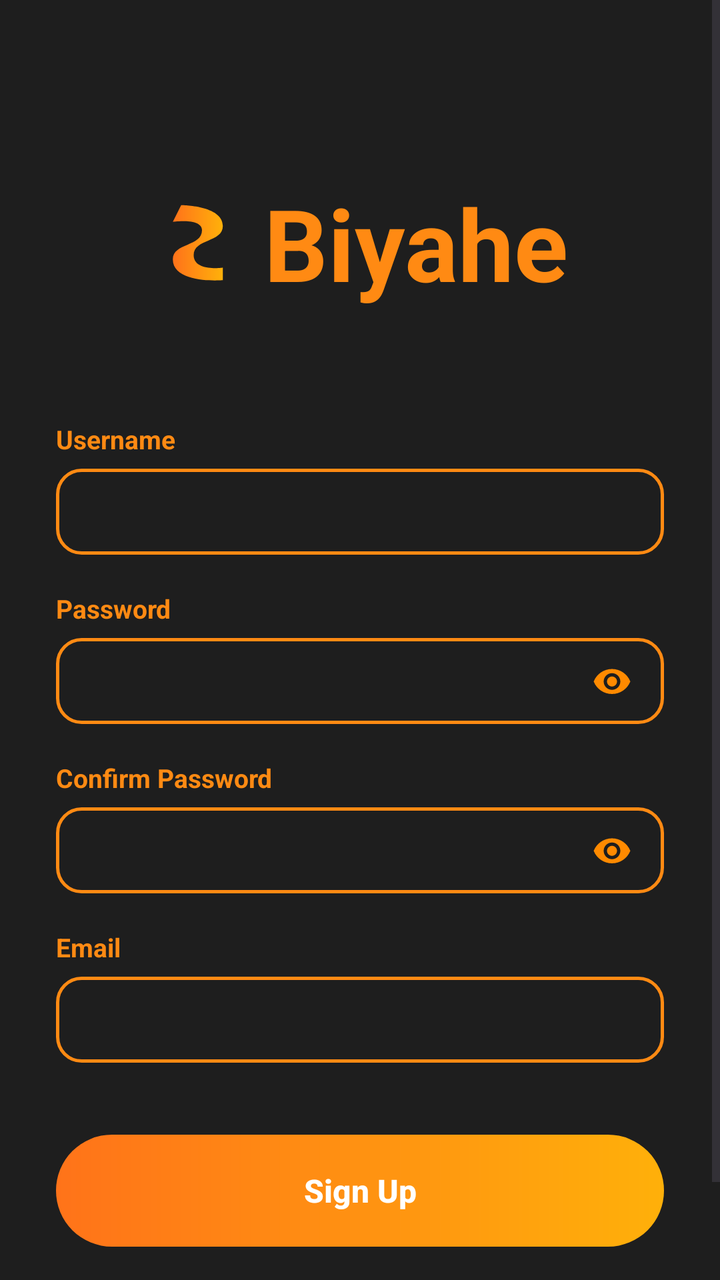
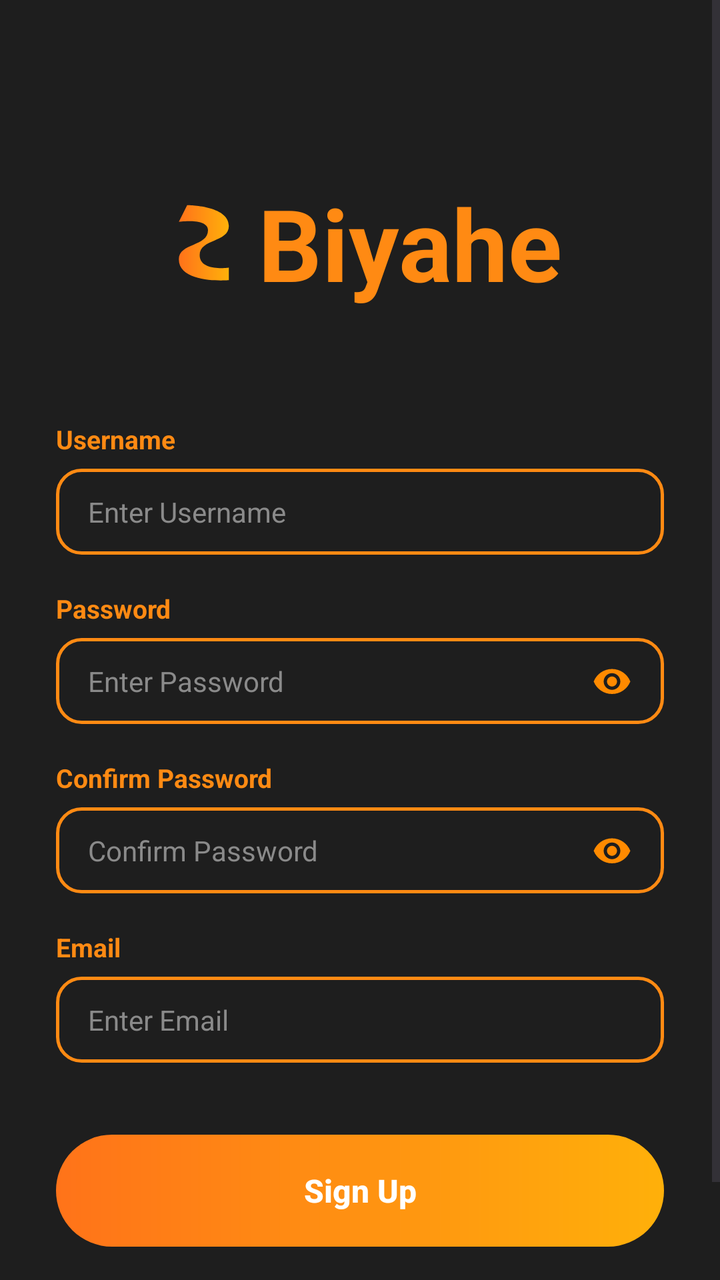

Two renders of the same Android screen: before a commit and after it. Below are the layout's source before the change and the commit's diff.
<!-- AndroidManifest.xml: application theme Theme.Biyahe -->
<!-- res/layout/activity_signup.xml -->
<?xml version="1.0" encoding="utf-8"?>
<ScrollView xmlns:android="http://schemas.android.com/apk/res/android"
    xmlns:app="http://schemas.android.com/apk/res-auto"
    android:layout_width="match_parent"
    android:layout_height="match_parent"
    android:background="@color/background_dark"
    android:fillViewport="true">

    <LinearLayout
        android:layout_width="match_parent"
        android:layout_height="wrap_content"
        android:orientation="vertical"
        android:paddingStart="28dp"
        android:paddingEnd="28dp"
        android:paddingTop="48dp"
        android:paddingBottom="24dp">

        
        <LinearLayout
            android:layout_width="wrap_content"
            android:layout_height="wrap_content"
            android:layout_gravity="center_horizontal"
            android:orientation="horizontal"
            android:gravity="center_vertical"
            android:layout_marginTop="40dp"
            android:layout_marginBottom="56dp">

            <ImageView
                android:layout_width="50dp"
                android:layout_height="50dp"
                android:src="@drawable/ic_logo_swirl"
                android:contentDescription="@null" />

            <TextView
                android:layout_width="wrap_content"
                android:layout_height="wrap_content"
                android:layout_marginStart="6dp"
                android:text="Biyahe"
                android:textColor="@color/orange_primary"
                android:textSize="50sp"
                android:textStyle="bold" />
        </LinearLayout>

        
        <TextView
            android:layout_width="wrap_content"
            android:layout_height="wrap_content"
            android:text="Username"
            android:textColor="@color/orange_primary"
            android:textSize="13sp"
            android:textStyle="bold"
            android:layout_marginBottom="6dp" />

        <EditText
            android:layout_width="match_parent"
            android:layout_height="wrap_content"
            android:background="@drawable/bg_edittext"
            android:textColor="@color/text_white"
            android:textColorHint="@color/hint_gray"
            android:textSize="14sp"
            android:inputType="text"
            android:layout_marginBottom="18dp" />

        
        <TextView
            android:layout_width="wrap_content"
            android:layout_height="wrap_content"
            android:text="Password"
            android:textColor="@color/orange_primary"
            android:textSize="13sp"
            android:textStyle="bold"
            android:layout_marginBottom="6dp" />

        <FrameLayout
            android:layout_width="match_parent"
            android:layout_height="wrap_content"
            android:layout_marginBottom="18dp">

            <EditText
                android:layout_width="match_parent"
                android:layout_height="wrap_content"
                android:background="@drawable/bg_edittext"
                android:textColor="@color/text_white"
                android:textColorHint="@color/hint_gray"
                android:textSize="14sp"
                android:inputType="textPassword"
                android:paddingEnd="44dp" />

            <ImageView
                android:layout_width="20dp"
                android:layout_height="20dp"
                android:layout_gravity="end|center_vertical"
                android:layout_marginEnd="16dp"
                android:src="@drawable/ic_eye"
                android:contentDescription="@null" />
        </FrameLayout>

        
        <TextView
            android:layout_width="wrap_content"
            android:layout_height="wrap_content"
            android:text="Confirm Password"
            android:textColor="@color/orange_primary"
            android:textSize="13sp"
            android:textStyle="bold"
            android:layout_marginBottom="6dp" />

        <FrameLayout
            android:layout_width="match_parent"
            android:layout_height="wrap_content"
            android:layout_marginBottom="18dp">

            <EditText
                android:layout_width="match_parent"
                android:layout_height="wrap_content"
                android:background="@drawable/bg_edittext"
                android:textColor="@color/text_white"
                android:textColorHint="@color/hint_gray"
                android:textSize="14sp"
                android:inputType="textPassword"
                android:paddingEnd="44dp" />

            <ImageView
                android:layout_width="20dp"
                android:layout_height="20dp"
                android:layout_gravity="end|center_vertical"
                android:layout_marginEnd="16dp"
                android:src="@drawable/ic_eye"
                android:contentDescription="@null" />
        </FrameLayout>

        
        <TextView
            android:layout_width="wrap_content"
            android:layout_height="wrap_content"
            android:text="Email"
            android:textColor="@color/orange_primary"
            android:textSize="13sp"
            android:textStyle="bold"
            android:layout_marginBottom="6dp" />

        <EditText
            android:layout_width="match_parent"
            android:layout_height="wrap_content"
            android:background="@drawable/bg_edittext"
            android:textColor="@color/text_white"
            android:textColorHint="@color/hint_gray"
            android:textSize="14sp"
            android:inputType="textEmailAddress"
            android:layout_marginBottom="36dp" />

        
        <androidx.appcompat.widget.AppCompatButton
            android:id="@+id/btnSignUp"
            android:layout_width="match_parent"
            android:layout_height="56dp"
            android:text="Sign Up"
            android:textColor="@color/text_white"
            android:textSize="16sp"
            android:textStyle="bold"
            android:textAllCaps="false"
            android:background="@drawable/bg_button_gradient"
            android:elevation="0dp"
            android:stateListAnimator="@null"
            android:layout_marginBottom="28dp" />

        
        <LinearLayout
            android:layout_width="wrap_content"
            android:layout_height="wrap_content"
            android:layout_gravity="center_horizontal"
            android:orientation="horizontal">

            <TextView
                android:layout_width="wrap_content"
                android:layout_height="wrap_content"
                android:text="Already have an account? "
                android:textColor="@color/text_gray"
                android:textSize="13sp" />

            <TextView
                android:id="@+id/tvLogin"
                android:layout_width="wrap_content"
                android:layout_height="wrap_content"
                android:text="Login"
                android:textColor="@color/orange_primary"
                android:textSize="13sp"
                android:textStyle="bold" />
        </LinearLayout>

    </LinearLayout>
</ScrollView>
<!-- resources referenced by this layout -->
<resources>
  <color name="background_dark">#1E1E1E</color>
  <color name="hint_gray">#8A8A8A</color>
  <color name="orange_primary">#FF8A13</color>
  <color name="text_gray">#9E9E9E</color>
  <color name="text_white">#FFFFFF</color>
  <!-- drawable bg_button_gradient (drawable) -->
  <?xml version="1.0" encoding="utf-8"?>
  <shape xmlns:android="http://schemas.android.com/apk/res/android"
      android:shape="rectangle">
      <corners android:radius="28dp" />
      <gradient
          android:type="linear"
          android:angle="0"
          android:startColor="@color/button_gradient_start"
          android:endColor="@color/button_gradient_end" />
  </shape>
  <!-- drawable bg_edittext (drawable) -->
  <?xml version="1.0" encoding="utf-8"?>
  <shape xmlns:android="http://schemas.android.com/apk/res/android"
      android:shape="rectangle">
      <corners android:radius="12dp" />
      <solid android:color="@color/background_dark" />
      <stroke
          android:width="1.5dp"
          android:color="@color/orange_primary" />
      <padding
          android:left="16dp"
          android:right="16dp"
          android:top="12dp"
          android:bottom="12dp" />
  </shape>
  <!-- drawable ic_eye (drawable) -->
  <vector xmlns:android="http://schemas.android.com/apk/res/android"
      android:width="20dp"
      android:height="20dp"
      android:viewportWidth="24"
      android:viewportHeight="24">
      <path
          android:fillColor="#FF8A00"
          android:pathData="M12,5C7,5 2.73,8.11 1,12.5C2.73,16.89 7,20 12,20C17,20 21.27,16.89 23,12.5C21.27,8.11 17,5 12,5ZM12,17.5C9.24,17.5 7,15.26 7,12.5C7,9.74 9.24,7.5 12,7.5C14.76,7.5 17,9.74 17,12.5C17,15.26 14.76,17.5 12,17.5ZM12,9.5C10.34,9.5 9,10.84 9,12.5C9,14.16 10.34,15.5 12,15.5C13.66,15.5 15,14.16 15,12.5C15,10.84 13.66,9.5 12,9.5Z"/>
  </vector>
  <!-- drawable ic_logo_swirl (drawable) -->
  <vector xmlns:android="http://schemas.android.com/apk/res/android"
      xmlns:aapt="http://schemas.android.com/aapt"
      android:width="40dp"
      android:height="40dp"
      android:viewportWidth="48"
      android:viewportHeight="48">
      <path
          android:pathData="M14,6 C14,6 34,6 34,16 C34,24 20,22 20,30 C20,38 34,36 34,36 L34,42 C34,42 10,44 10,32 C10,24 24,26 24,18 C24,12 10,14 10,14 Z">
          <aapt:attr name="android:fillColor">
              <gradient
                  android:type="linear"
                  android:startX="10"
                  android:startY="0"
                  android:endX="34"
                  android:endY="0">
                  <item android:offset="0.0" android:color="#FFFF721A" />
                  <item android:offset="1.0" android:color="#FFFFB10A" />
              </gradient>
          </aapt:attr>
      </path>
  </vector>
  <style name="Theme.Biyahe" parent="Base.Theme.Biyahe" />
  <color name="button_gradient_start">#FF7319</color>
  <color name="button_gradient_end">#FFB00A</color>
  <style name="Base.Theme.Biyahe" parent="Theme.Material3.DayNight.NoActionBar">
          
          
      </style>
</resources>

<!-- the commit's change to res/layout/activity_signup.xml (unified diff, before → after) -->
@@ -34,7 +34,6 @@
             <TextView
                 android:layout_width="wrap_content"
                 android:layout_height="wrap_content"
-                android:layout_marginStart="6dp"
                 android:text="Biyahe"
                 android:textColor="@color/orange_primary"
                 android:textSize="50sp"
@@ -54,6 +53,7 @@
         <EditText
             android:layout_width="match_parent"
             android:layout_height="wrap_content"
+            android:hint="Enter Username"
             android:background="@drawable/bg_edittext"
             android:textColor="@color/text_white"
             android:textColorHint="@color/hint_gray"
@@ -79,6 +79,7 @@
             <EditText
                 android:layout_width="match_parent"
                 android:layout_height="wrap_content"
+                android:hint="Enter Password"
                 android:background="@drawable/bg_edittext"
                 android:textColor="@color/text_white"
                 android:textColorHint="@color/hint_gray"
@@ -113,6 +114,7 @@
             <EditText
                 android:layout_width="match_parent"
                 android:layout_height="wrap_content"
+                android:hint="Confirm Password"
                 android:background="@drawable/bg_edittext"
                 android:textColor="@color/text_white"
                 android:textColorHint="@color/hint_gray"
@@ -142,6 +144,7 @@
         <EditText
             android:layout_width="match_parent"
             android:layout_height="wrap_content"
+            android:hint="Enter Email"
             android:background="@drawable/bg_edittext"
             android:textColor="@color/text_white"
             android:textColorHint="@color/hint_gray"
